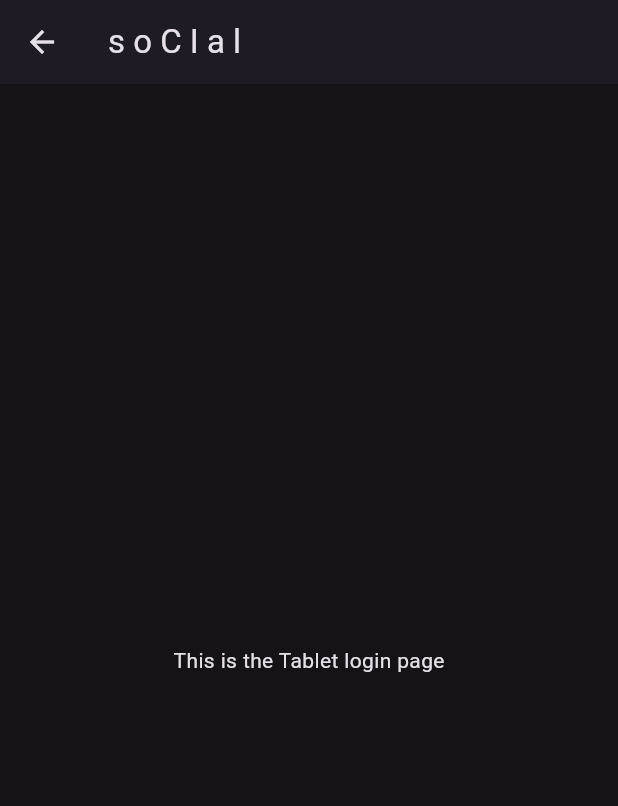
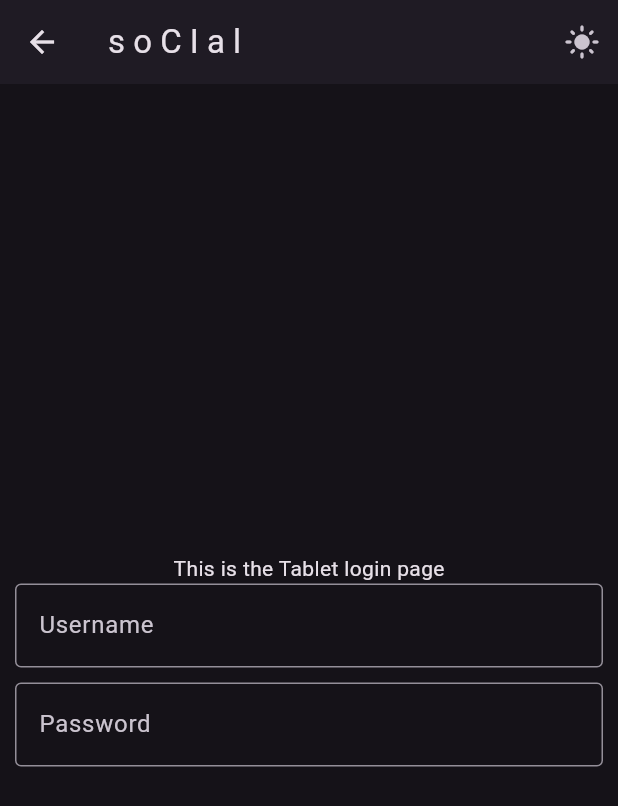
Before and after one commit to CROztk/CROztk.github.io, a Flutter app: the MyLoginPageTablet screen opened directly, on a phone screen of 412 x 824 dp. Shown: the top 806 px of the screen. Run offline on Flutter 3.47's test engine with Material 3 defaults, Android fonts, the phone set to English and light mode, and no system bars.

Commit message:
login page

```diff
--- a/social/lib/Tablet/login_page_t.dart
+++ b/social/lib/Tablet/login_page_t.dart
@@ -1,4 +1,6 @@
 import 'package:flutter/material.dart';
+import 'package:social/components/my_appbar.dart';
+import 'package:social/components/my_textfield.dart';
 
 class MyLoginPageTablet extends StatelessWidget {
   const MyLoginPageTablet({super.key});
@@ -6,12 +8,32 @@ class MyLoginPageTablet extends StatelessWidget {
   @override
   Widget build(BuildContext context) {
     return Scaffold(
-      appBar: AppBar(
-        title: const Text("s o C I a l"),
-        elevation: 1,
-      ),
-      body: const Center(
-        child: Text('This is the Tablet login page'),
+      appBar: MyAppbar(title: "s o C I a l"),
+      body: Center(
+        child: Padding(
+          padding: const EdgeInsets.all(10.0),
+          child: Column(
+            mainAxisAlignment: MainAxisAlignment.center,
+            children: [
+              const Text('This is the Tablet login page'),
+              SizedBox(
+                width: 630,
+                child: MyTextfield(
+                    text: "Username",
+                    obscureText: false,
+                    controller: TextEditingController()),
+              ),
+              const SizedBox(height: 10),
+              SizedBox(
+                width: 630,
+                child: MyTextfield(
+                    text: "Password",
+                    obscureText: true,
+                    controller: TextEditingController()),
+              ),
+            ],
+          ),
+        ),
       ),
     );
   }
```
Also changed, not shown: social/lib/Desktop/login_page_d.dart (+26 -2 lines).
